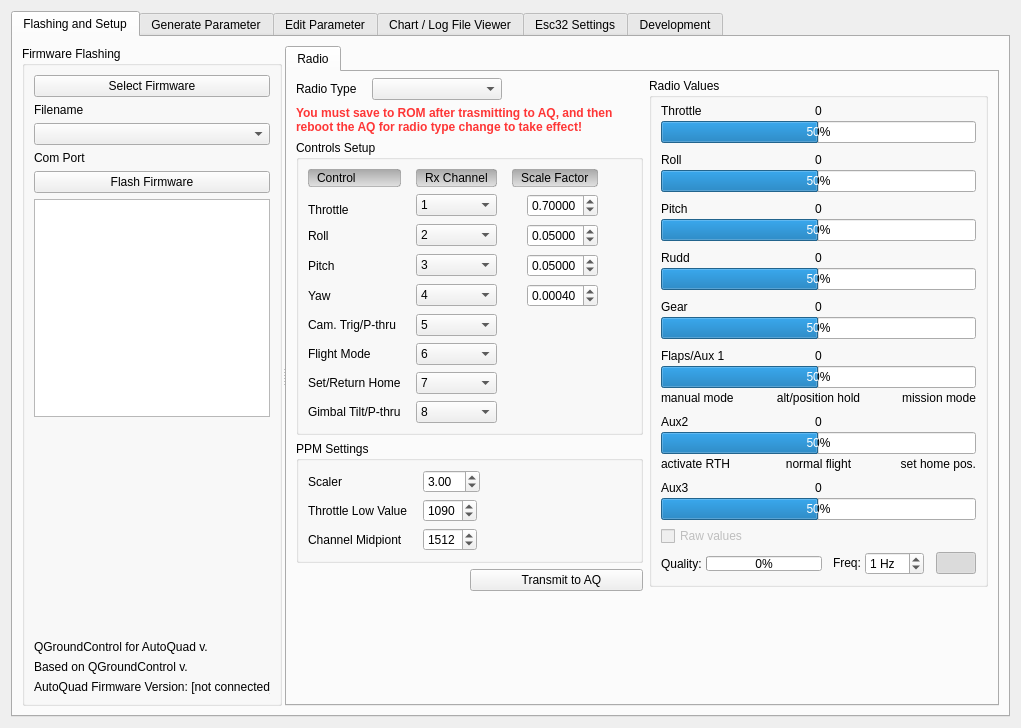
This is src/ui/qgcautoquad.ui in mpaperno/qgroundcontrol_aq as Qt 5 draws it before an edit. The edited form follows.
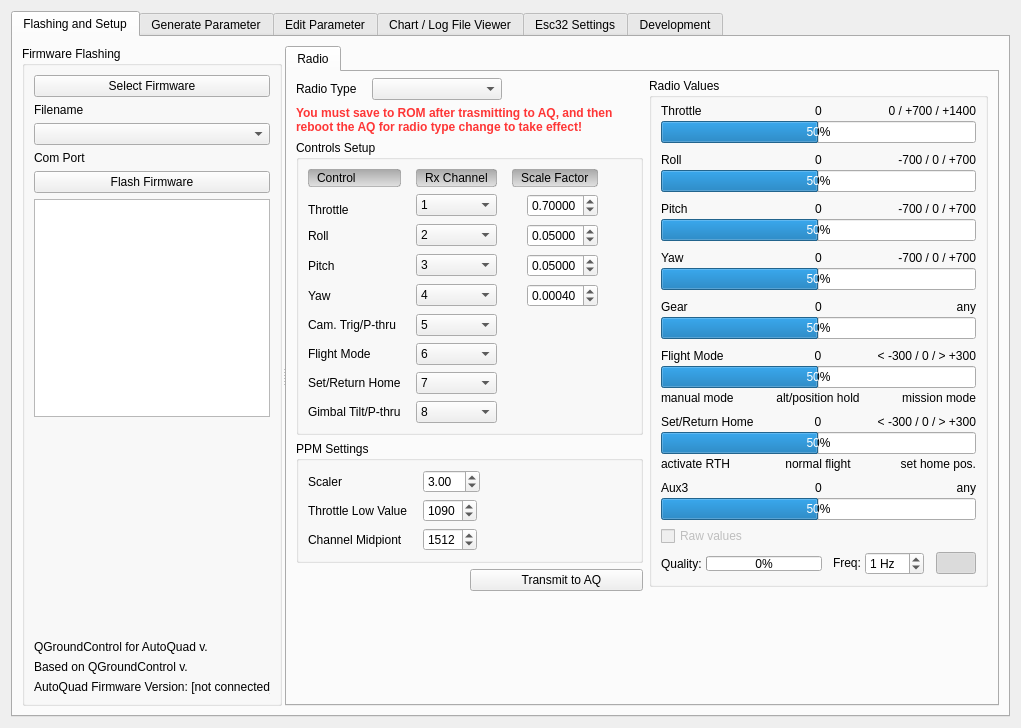
This is the edited form. Icons and pictures are not drawn.

Commit message: Fix for saving radio value floating point numbers; Add recommended log/mid/high radio channel values; Add warning about parameter conversion errors; Attempt to improve radio value bar graph performance (fail); Add some tooltips and rename some labels; Bump version string;

```diff
--- a/src/ui/qgcautoquad.ui
+++ b/src/ui/qgcautoquad.ui
@@ -1499,13 +1499,6 @@
                       </property>
                      </widget>
                     </item>
-                    <item row="0" column="2">
-                     <widget class="QLabel" name="label_chan_1_H">
-                      <property name="text">
-                       <string/>
-                      </property>
-                     </widget>
-                    </item>
                     <item row="1" column="0" colspan="3">
                      <widget class="QProgressBar" name="progressBar_chan_0">
                       <property name="minimum">
@@ -1519,6 +1512,19 @@
                       </property>
                      </widget>
                     </item>
+                    <item row="0" column="2">
+                     <widget class="QLabel" name="label_chanRange_0">
+                      <property name="toolTip">
+                       <string>Recommended low/mid/high values.</string>
+                      </property>
+                      <property name="text">
+                       <string>0 / +700 / +1400</string>
+                      </property>
+                      <property name="alignment">
+                       <set>Qt::AlignRight|Qt::AlignTrailing|Qt::AlignVCenter</set>
+                      </property>
+                     </widget>
+                    </item>
                    </layout>
                   </item>
                   <item>
@@ -1543,13 +1549,6 @@
                       </property>
                      </widget>
                     </item>
-                    <item row="0" column="2">
-                     <widget class="QLabel" name="label_chan_2_H">
-                      <property name="text">
-                       <string/>
-                      </property>
-                     </widget>
-                    </item>
                     <item row="1" column="0" colspan="3">
                      <widget class="QProgressBar" name="progressBar_chan_1">
                       <property name="minimum">
@@ -1563,6 +1562,19 @@
                       </property>
                      </widget>
                     </item>
+                    <item row="0" column="2">
+                     <widget class="QLabel" name="label_chanRange_1">
+                      <property name="toolTip">
+                       <string>Recommended low/mid/high values.</string>
+                      </property>
+                      <property name="text">
+                       <string>-700 / 0 / +700</string>
+                      </property>
+                      <property name="alignment">
+                       <set>Qt::AlignRight|Qt::AlignTrailing|Qt::AlignVCenter</set>
+                      </property>
+                     </widget>
+                    </item>
                    </layout>
                   </item>
                   <item>
@@ -1587,13 +1599,6 @@
                       </property>
                      </widget>
                     </item>
-                    <item row="0" column="2">
-                     <widget class="QLabel" name="label_chan_3_H">
-                      <property name="text">
-                       <string/>
-                      </property>
-                     </widget>
-                    </item>
                     <item row="1" column="0" colspan="3">
                      <widget class="QProgressBar" name="progressBar_chan_2">
                       <property name="minimum">
@@ -1607,6 +1612,19 @@
                       </property>
                      </widget>
                     </item>
+                    <item row="0" column="2">
+                     <widget class="QLabel" name="label_chanRange_2">
+                      <property name="toolTip">
+                       <string>Recommended low/mid/high values.</string>
+                      </property>
+                      <property name="text">
+                       <string>-700 / 0 / +700</string>
+                      </property>
+                      <property name="alignment">
+                       <set>Qt::AlignRight|Qt::AlignTrailing|Qt::AlignVCenter</set>
+                      </property>
+                     </widget>
+                    </item>
                    </layout>
                   </item>
                   <item>
@@ -1617,7 +1635,7 @@
                     <item row="0" column="0">
                      <widget class="QLabel" name="label_chan_4_L">
                       <property name="text">
-                       <string>Rudd</string>
+                       <string>Yaw</string>
                       </property>
                      </widget>
                     </item>
@@ -1631,13 +1649,6 @@
                       </property>
                      </widget>
                     </item>
-                    <item row="0" column="2">
-                     <widget class="QLabel" name="label_chan_4_H">
-                      <property name="text">
-                       <string/>
-                      </property>
-                     </widget>
-                    </item>
                     <item row="1" column="0" colspan="3">
                      <widget class="QProgressBar" name="progressBar_chan_3">
                       <property name="minimum">
@@ -1651,6 +1662,19 @@
                       </property>
                      </widget>
                     </item>
+                    <item row="0" column="2">
+                     <widget class="QLabel" name="label_chanRange_3">
+                      <property name="toolTip">
+                       <string>Recommended low/mid/high values.</string>
+                      </property>
+                      <property name="text">
+                       <string>-700 / 0 / +700</string>
+                      </property>
+                      <property name="alignment">
+                       <set>Qt::AlignRight|Qt::AlignTrailing|Qt::AlignVCenter</set>
+                      </property>
+                     </widget>
+                    </item>
                    </layout>
                   </item>
                   <item>
@@ -1675,13 +1699,6 @@
                       </property>
                      </widget>
                     </item>
-                    <item row="0" column="2">
-                     <widget class="QLabel" name="label_chan_5_H">
-                      <property name="text">
-                       <string/>
-                      </property>
-                     </widget>
-                    </item>
                     <item row="1" column="0" colspan="3">
                      <widget class="QProgressBar" name="progressBar_chan_4">
                       <property name="minimum">
@@ -1695,6 +1712,19 @@
                       </property>
                      </widget>
                     </item>
+                    <item row="0" column="2">
+                     <widget class="QLabel" name="label_chanRange_4">
+                      <property name="toolTip">
+                       <string>Recommended low/mid/high values.</string>
+                      </property>
+                      <property name="text">
+                       <string>any</string>
+                      </property>
+                      <property name="alignment">
+                       <set>Qt::AlignRight|Qt::AlignTrailing|Qt::AlignVCenter</set>
+                      </property>
+                     </widget>
+                    </item>
                    </layout>
                   </item>
                   <item>
@@ -1714,7 +1744,7 @@
                        <string>Posiotion Hold &gt; -250</string>
                       </property>
                       <property name="text">
-                       <string>Flaps/Aux 1</string>
+                       <string>Flight Mode</string>
                       </property>
                      </widget>
                     </item>
@@ -1795,6 +1825,19 @@
                       </property>
                      </widget>
                     </item>
+                    <item row="0" column="2">
+                     <widget class="QLabel" name="label_chanRange_5">
+                      <property name="toolTip">
+                       <string>Recommended low/mid/high values.</string>
+                      </property>
+                      <property name="text">
+                       <string>&lt; -300 / 0 / &gt; +300</string>
+                      </property>
+                      <property name="alignment">
+                       <set>Qt::AlignRight|Qt::AlignTrailing|Qt::AlignVCenter</set>
+                      </property>
+                     </widget>
+                    </item>
                    </layout>
                   </item>
                   <item>
@@ -1814,7 +1857,7 @@
                        <string>Return to Launch &gt; -250</string>
                       </property>
                       <property name="text">
-                       <string>Aux2</string>
+                       <string>Set/Return Home</string>
                       </property>
                      </widget>
                     </item>
@@ -1895,6 +1938,19 @@
                       </property>
                      </widget>
                     </item>
+                    <item row="0" column="2">
+                     <widget class="QLabel" name="label_chanRange_6">
+                      <property name="toolTip">
+                       <string>Recommended low/mid/high values.</string>
+                      </property>
+                      <property name="text">
+                       <string>&lt; -300 / 0 / &gt; +300</string>
+                      </property>
+                      <property name="alignment">
+                       <set>Qt::AlignRight|Qt::AlignTrailing|Qt::AlignVCenter</set>
+                      </property>
+                     </widget>
+                    </item>
                    </layout>
                   </item>
                   <item>
@@ -1919,13 +1975,6 @@
                       </property>
                      </widget>
                     </item>
-                    <item row="0" column="2">
-                     <widget class="QLabel" name="label_chan_8_H">
-                      <property name="text">
-                       <string/>
-                      </property>
-                     </widget>
-                    </item>
                     <item row="1" column="0" colspan="3">
                      <widget class="QProgressBar" name="progressBar_chan_7">
                       <property name="minimum">
@@ -1939,6 +1988,19 @@
                       </property>
                      </widget>
                     </item>
+                    <item row="0" column="2">
+                     <widget class="QLabel" name="label_chanRange_7">
+                      <property name="toolTip">
+                       <string>Recommended low/mid/high values.</string>
+                      </property>
+                      <property name="text">
+                       <string>any</string>
+                      </property>
+                      <property name="alignment">
+                       <set>Qt::AlignRight|Qt::AlignTrailing|Qt::AlignVCenter</set>
+                      </property>
+                     </widget>
+                    </item>
                    </layout>
                   </item>
                  </layout>
```
Left out of the diff: 34 changed lines with no effect on the pictures. The commit also changes 3 other files.
